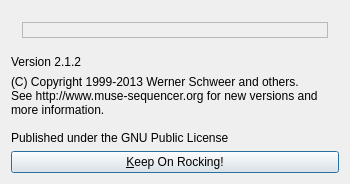
This is muse2/muse/widgets/aboutbox.ui in emrum/muse as Qt 5 draws it before an edit. The edited form follows.
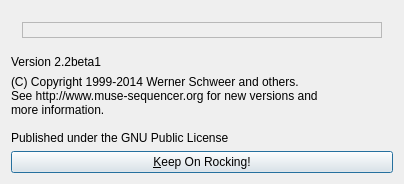
This is the edited form.

Commit message: Made deleted softsynths not selectable Updated version to 2.2beta1

What changed in the file:
```diff
--- a/muse2/muse/widgets/aboutbox.ui
+++ b/muse2/muse/widgets/aboutbox.ui
@@ -6,8 +6,8 @@
    <rect>
     <x>0</x>
     <y>0</y>
-    <width>350</width>
-    <height>160</height>
+    <width>404</width>
+    <height>181</height>
    </rect>
   </property>
   <property name="windowTitle">
@@ -48,7 +48,7 @@
    <item>
     <widget class="QLabel" name="versionLabel">
      <property name="text">
-      <string>Version 2.1.2</string>
+      <string>Version 2.2beta1</string>
      </property>
      <property name="wordWrap">
       <bool>false</bool>
@@ -58,7 +58,7 @@
    <item>
     <widget class="QLabel" name="textLabel1">
      <property name="text">
-      <string>(C) Copyright 1999-2013 Werner Schweer and others.
+      <string>(C) Copyright 1999-2014 Werner Schweer and others.
 See http://www.muse-sequencer.org for new versions and
 more information.
 
```
The commit also changes 5 other files.
